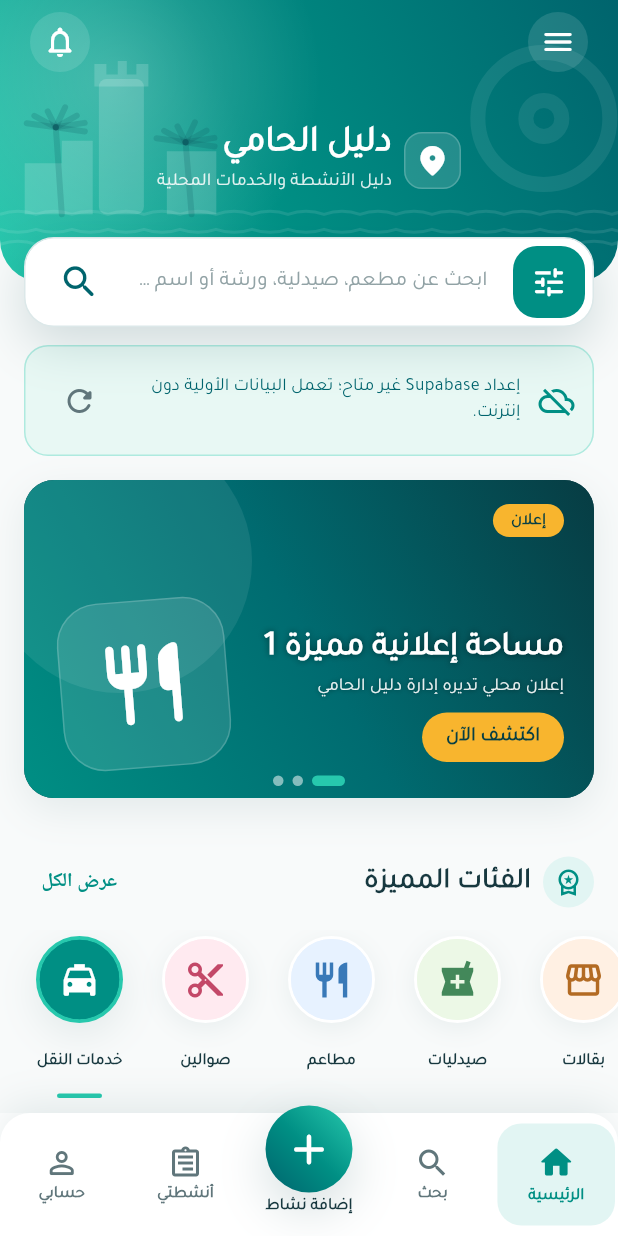
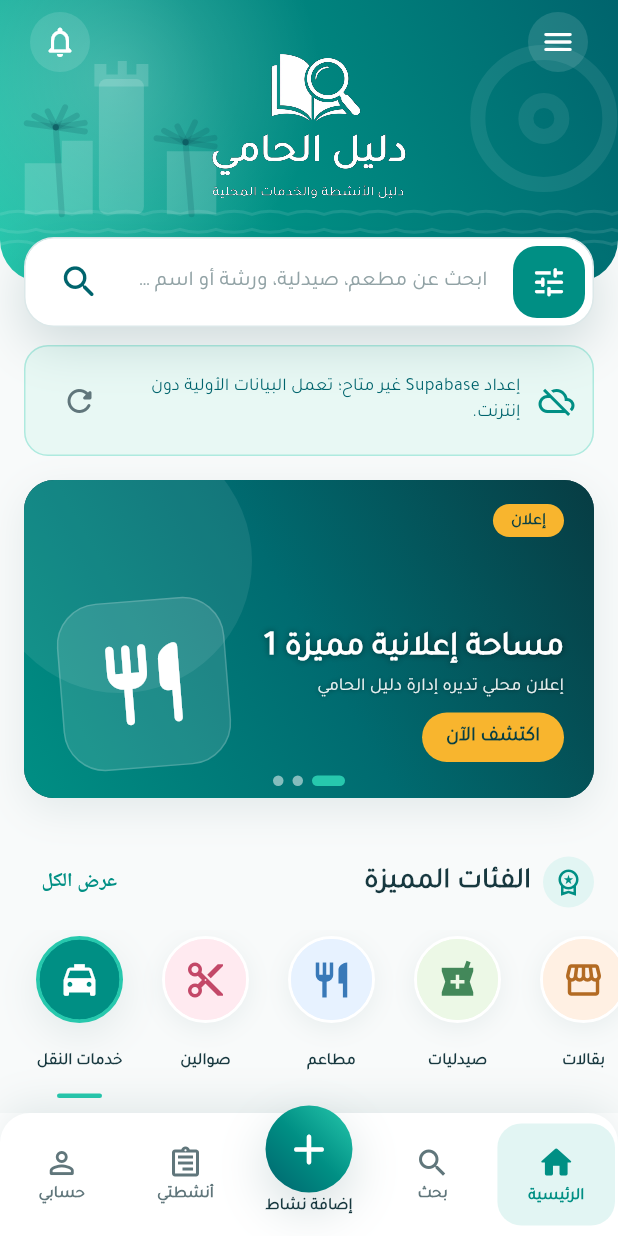
Before and after one commit to AwadhObaid/DalilAlHami, a Flutter app: the screen it shows after launch, on a phone screen of 412 x 824 dp. Run offline on Flutter 3.47's test engine with Material 3 defaults, Android fonts, the phone set to English and light mode, and no system bars; our stand-ins replace cached_network_image, firebase_core, firebase_messaging, flutter_local_notifications, flutter_map, geolocator and 7 more; missing offline and left inert: workmanager; accounts and stored records are empty; network calls fail; statements that could not run were skipped.

Commit message:
Update Home header with official Dalil Al Hami branding

```diff
--- a/lib/features/home/widgets/home_header.dart
+++ b/lib/features/home/widgets/home_header.dart
@@ -129,66 +129,26 @@ class HomeHeader extends StatelessWidget {
                           const SizedBox(height: AppSpacing.xxs),
                           Expanded(
                             child: Center(
-                              child: Row(
-                                mainAxisSize: MainAxisSize.min,
-                                children: [
-                                  Container(
-                                    width: 38,
-                                    height: 38,
-                                    decoration: BoxDecoration(
-                                      color: AppColors.white.withValues(
-                                        alpha: 0.14,
-                                      ),
-                                      borderRadius: BorderRadius.circular(
-                                        AppRadius.sm,
-                                      ),
-                                      border: Border.all(
-                                        color: AppColors.white.withValues(
-                                          alpha: 0.2,
-                                        ),
-                                      ),
+                              child: Semantics(
+                                image: true,
+                                label:
+                                    'دليل الحامي - دليل الأنشطة والخدمات المحلية',
+                                child: Transform.translate(
+                                  offset: const Offset(0, -23),
+                                  child: SizedBox(
+                                    key: const ValueKey<String>(
+                                      'home-brand-logo',
                                     ),
-                                    child: const Icon(
-                                      Icons.location_on_rounded,
-                                      color: AppColors.white,
-                                      size: 24,
+                                    width: 260,
+                                    height: 124,
+                                    child: Image.asset(
+                                      'assets/home_header_logo.png',
+                                      fit: BoxFit.contain,
+                                      alignment: Alignment.center,
+                                      filterQuality: FilterQuality.high,
                                     ),
                                   ),
-                                  const SizedBox(width: AppSpacing.xs),
-                                  Flexible(
-                                    child: Column(
-                                      mainAxisSize: MainAxisSize.min,
-                                      crossAxisAlignment:
-                                          CrossAxisAlignment.start,
-                                      children: [
-                                        Text(
-                                          'دليل الحامي',
-                                          maxLines: 1,
-                                          overflow: TextOverflow.ellipsis,
-                                          style: AppTextStyles.headlineLarge
-                                              .copyWith(
-                                            color: AppColors.white,
-                                            fontSize: 24,
-                                            height: 1.05,
-                                          ),
-                                        ),
-                                        const SizedBox(
-                                          height: AppSpacing.xxs,
-                                        ),
-                                        Text(
-                                          'دليل الأنشطة والخدمات المحلية',
-                                          maxLines: 1,
-                                          overflow: TextOverflow.ellipsis,
-                                          style:
-                                              AppTextStyles.bodySmall.copyWith(
-                                            color: AppColors.white
-                                                .withValues(alpha: 0.86),
-                                          ),
-                                        ),
-                                      ],
-                                    ),
-                                  ),
-                                ],
+                                ),
                               ),
                             ),
                           ),
```
Also changed, not shown: assets/home_header_logo.png (added), 8 other files.
